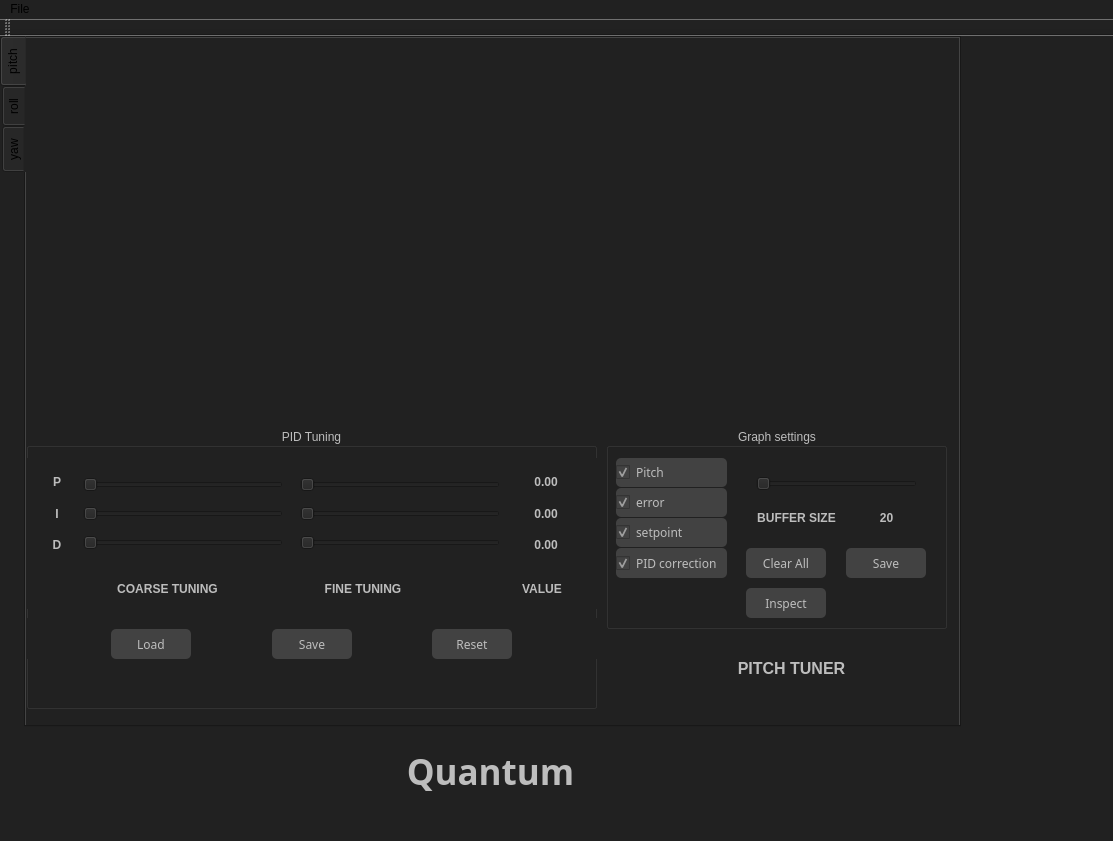
Above: ui/mainwindow.ui from Sayansree/QuantumController before the change. Below: the same form after it.
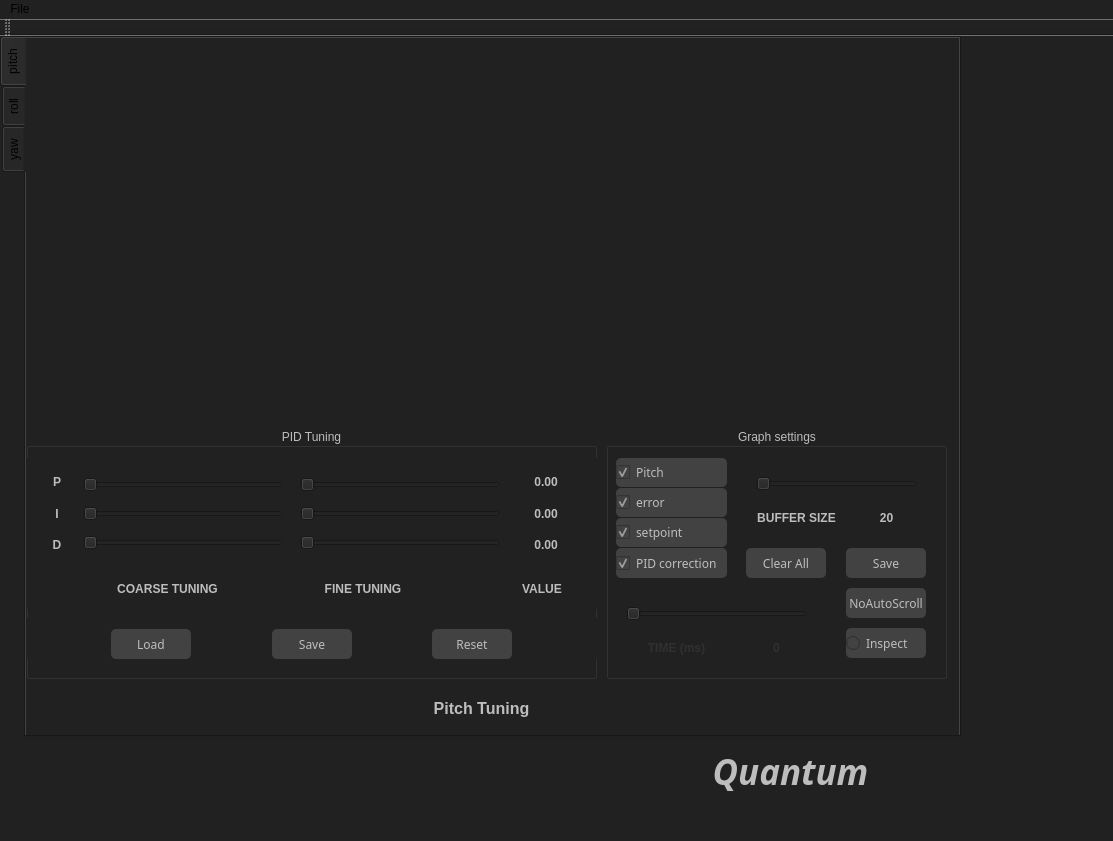
That is the form after the change. Custom widgets are drawn as their Qt base class.

Commit message: add graph inspect

```diff
--- a/ui/mainwindow.ui
+++ b/ui/mainwindow.ui
@@ -23,7 +23,7 @@
       <x>0</x>
       <y>0</y>
       <width>961</width>
-      <height>691</height>
+      <height>701</height>
      </rect>
     </property>
     <property name="styleSheet">
@@ -67,7 +67,7 @@
         <x>580</x>
         <y>390</y>
         <width>341</width>
-        <height>201</height>
+        <height>251</height>
        </rect>
       </property>
       <property name="styleSheet">
@@ -320,14 +320,47 @@
         <string>Save</string>
        </property>
       </widget>
-      <widget class="QPushButton" name="PitchInspect">
+      <widget class="QSlider" name="PitchManual">
        <property name="enabled">
-        <bool>true</bool>
+        <bool>false</bool>
        </property>
        <property name="geometry">
         <rect>
-         <x>140</x>
-         <y>160</y>
+         <x>20</x>
+         <y>170</y>
+         <width>181</width>
+         <height>31</height>
+        </rect>
+       </property>
+       <property name="font">
+        <font>
+         <pointsize>10</pointsize>
+        </font>
+       </property>
+       <property name="minimum">
+        <number>0</number>
+       </property>
+       <property name="maximum">
+        <number>0</number>
+       </property>
+       <property name="singleStep">
+        <number>20</number>
+       </property>
+       <property name="pageStep">
+        <number>500</number>
+       </property>
+       <property name="value">
+        <number>0</number>
+       </property>
+       <property name="orientation">
+        <enum>Qt::Horizontal</enum>
+       </property>
+      </widget>
+      <widget class="QRadioButton" name="PitchInspect">
+       <property name="geometry">
+        <rect>
+         <x>240</x>
+         <y>200</y>
          <width>80</width>
          <height>30</height>
         </rect>
@@ -346,32 +379,108 @@
         <string>Inspect</string>
        </property>
       </widget>
-     </widget>
-     <widget class="QLabel" name="label_15">
-      <property name="geometry">
-       <rect>
-        <x>660</x>
-        <y>620</y>
-        <width>211</width>
-        <height>21</height>
-       </rect>
-      </property>
-      <property name="font">
-       <font>
-        <pointsize>12</pointsize>
-        <weight>75</weight>
-        <bold>true</bold>
-       </font>
-      </property>
-      <property name="styleSheet">
-       <string notr="true">color: #BDBDBD;</string>
-      </property>
-      <property name="text">
-       <string>PITCH TUNER</string>
-      </property>
-      <property name="alignment">
-       <set>Qt::AlignCenter</set>
-      </property>
+      <widget class="QLabel" name="PitchManualLabel">
+       <property name="enabled">
+        <bool>false</bool>
+       </property>
+       <property name="geometry">
+        <rect>
+         <x>20</x>
+         <y>210</y>
+         <width>101</width>
+         <height>20</height>
+        </rect>
+       </property>
+       <property name="font">
+        <font>
+         <pointsize>9</pointsize>
+         <weight>75</weight>
+         <bold>true</bold>
+        </font>
+       </property>
+       <property name="styleSheet">
+        <string notr="true">:enabled {
+color: #BDBDBD;
+}
+:disabled {
+color: #303030;
+}</string>
+       </property>
+       <property name="text">
+        <string>TIME (ms)</string>
+       </property>
+       <property name="alignment">
+        <set>Qt::AlignCenter</set>
+       </property>
+      </widget>
+      <widget class="QLabel" name="PitchManualValue">
+       <property name="enabled">
+        <bool>false</bool>
+       </property>
+       <property name="geometry">
+        <rect>
+         <x>140</x>
+         <y>210</y>
+         <width>61</width>
+         <height>20</height>
+        </rect>
+       </property>
+       <property name="font">
+        <font>
+         <pointsize>9</pointsize>
+         <weight>75</weight>
+         <bold>true</bold>
+        </font>
+       </property>
+       <property name="styleSheet">
+        <string notr="true">:enabled {
+color: #BDBDBD;
+}
+:disabled {
+color: #303030;
+}</string>
+       </property>
+       <property name="text">
+        <string>0</string>
+       </property>
+       <property name="alignment">
+        <set>Qt::AlignCenter</set>
+       </property>
+      </widget>
+      <widget class="QPushButton" name="PitchAutoScroll">
+       <property name="enabled">
+        <bool>true</bool>
+       </property>
+       <property name="geometry">
+        <rect>
+         <x>240</x>
+         <y>160</y>
+         <width>80</width>
+         <height>30</height>
+        </rect>
+       </property>
+       <property name="font">
+        <font>
+         <family>Chilanka</family>
+        </font>
+       </property>
+       <property name="styleSheet">
+        <string notr="true">:enabled {
+color: #BDBDBD;
+background-color: #424242;
+border-radius: 5px;
+}
+:disabled {
+color: #212121;
+background-color: #303030;
+border-radius: 5px;
+}
+</string>
+       </property>
+       <property name="text">
+        <string>NoAutoScroll</string>
+       </property>
+      </widget>
      </widget>
      <widget class="QGroupBox" name="groupBox_2">
       <property name="geometry">
@@ -379,7 +488,7 @@
         <x>0</x>
         <y>390</y>
         <width>571</width>
-        <height>281</height>
+        <height>251</height>
        </rect>
       </property>
       <property name="font">
@@ -1092,6 +1201,32 @@
        </layout>
       </widget>
      </widget>
+     <widget class="QLabel" name="label_15">
+      <property name="geometry">
+       <rect>
+        <x>350</x>
+        <y>660</y>
+        <width>211</width>
+        <height>21</height>
+       </rect>
+      </property>
+      <property name="font">
+       <font>
+        <pointsize>12</pointsize>
+        <weight>75</weight>
+        <bold>true</bold>
+       </font>
+      </property>
+      <property name="styleSheet">
+       <string notr="true">color: #BDBDBD;</string>
+      </property>
+      <property name="text">
+       <string>Pitch Tuning</string>
+      </property>
+      <property name="alignment">
+       <set>Qt::AlignCenter</set>
+      </property>
+     </widget>
     </widget>
     <widget class="QWidget" name="roll">
      <attribute name="title">
@@ -1107,7 +1242,7 @@
    <widget class="QLabel" name="tiburonLabel">
     <property name="geometry">
      <rect>
-      <x>360</x>
+      <x>660</x>
       <y>710</y>
       <width>261</width>
       <height>51</height>
@@ -1118,6 +1253,7 @@
       <family>Tlwg Mono</family>
       <pointsize>26</pointsize>
       <weight>75</weight>
+      <italic>true</italic>
       <bold>true</bold>
      </font>
     </property>
```
The commit also changes 2 other files.
